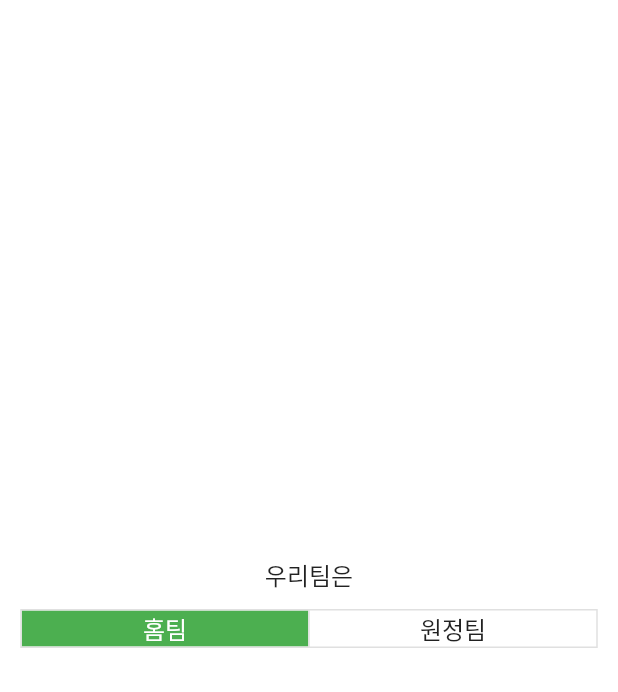
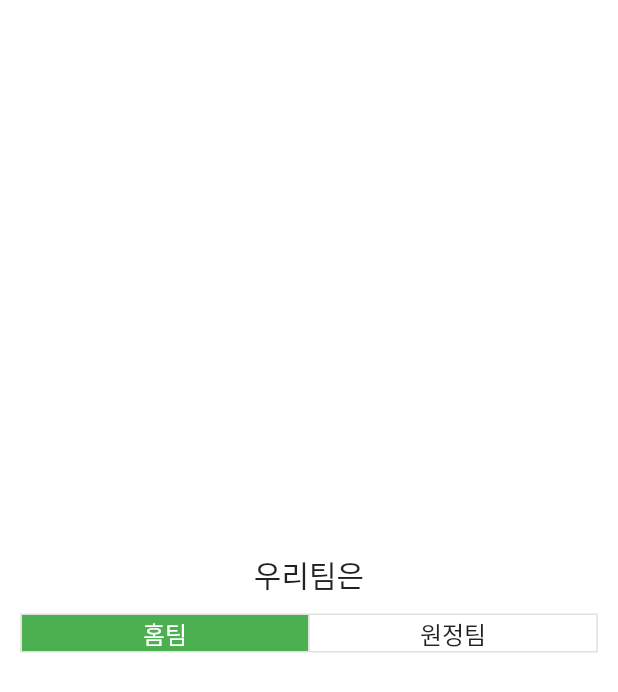
Before and after one commit to heetae185/BaseballWinExpectancyApp, a Flutter app: the HomeAwayWidget widget shown alone on an empty page, opened directly, on a phone screen of 412 x 824 dp. Shown: the top 692 px of the screen. Run offline on Flutter 3.47's test engine with Material 2 defaults, Android fonts, the phone set to English and light mode, and no system bars; our stand-ins replace sqflite; accounts and stored records are empty; Roboto replaces fonts that are missing (SpoqaHanSansNeo).

Commit message:
Modified button

```diff
--- a/lib/screens/screen_baseball.dart
+++ b/lib/screens/screen_baseball.dart
@@ -73,7 +73,7 @@ class _BaseballScreenState extends State<BaseballScreen> {
                   borderRadius: BorderRadius.circular(50),
                   child: Container(
                     child: HomeAwayWidget(),
-                    margin: const EdgeInsets.fromLTRB(10, 10, 10, 10),
+                    margin: const EdgeInsets.fromLTRB(20, 10, 20, 10),
                     decoration: const BoxDecoration(
                       color: Colors.white,
                     ),
--- a/lib/widgets/widget_homeAway.dart
+++ b/lib/widgets/widget_homeAway.dart
@@ -38,7 +38,7 @@ class _HomeAwayWidgetState extends State<HomeAwayWidget> {
         const Text(
           '우리팀은',
           textAlign: TextAlign.center,
-          style: TextStyle(fontSize: 16),
+          style: TextStyle(fontSize: 20),
         ),
         Container(
           child: Center(
```
